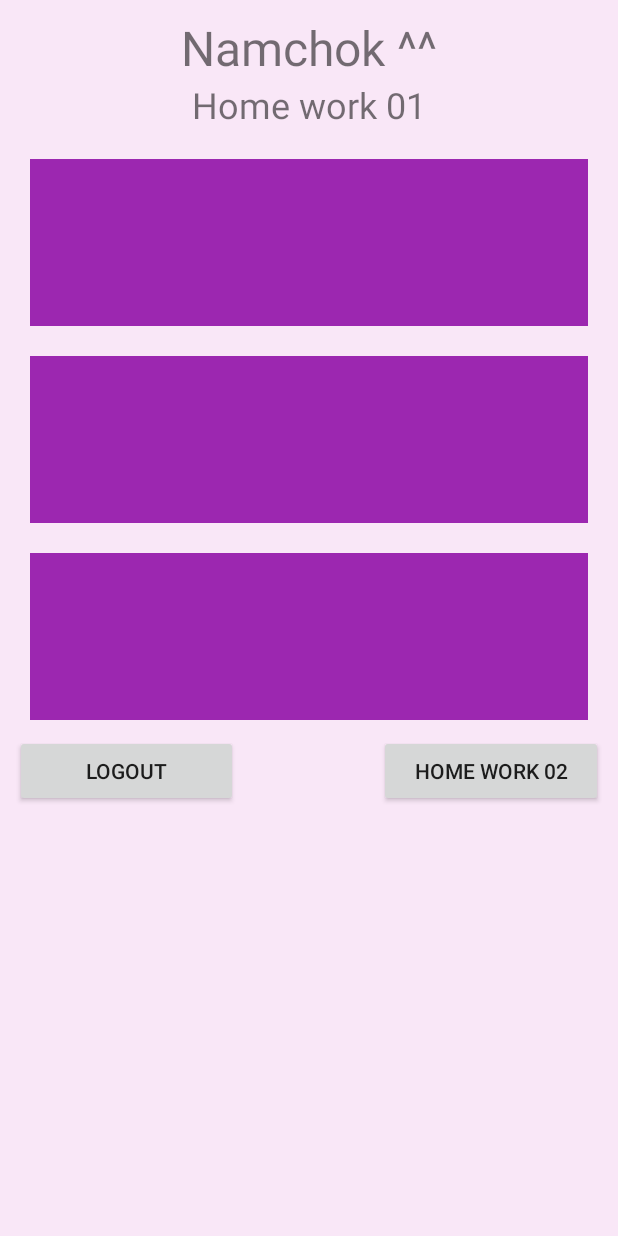
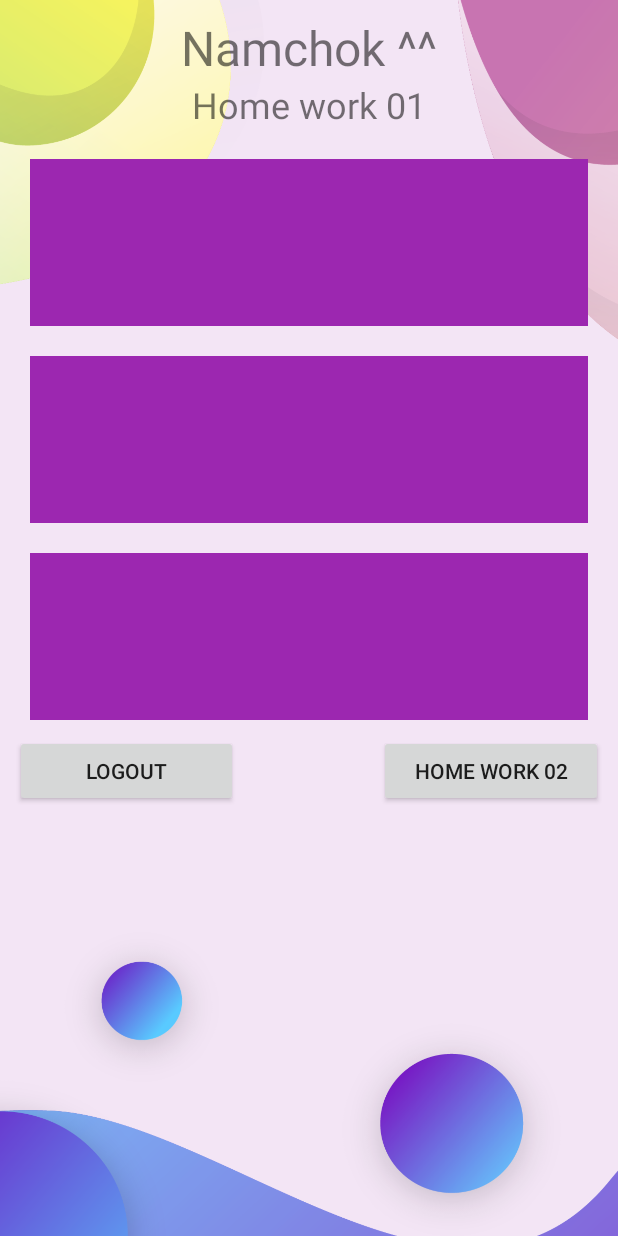
Before and after one commit to namchokGithub/android-studio, an Android app: the Homework01 screen opened directly, with no data from a screen before it, on a phone screen of 412 x 824 dp. Run offline under Robolectric (Android 15) with nearby library versions, the phone set to English and light mode, and no system bars.

Commit message:
last edit 10.34 20191220

```diff
--- a/SmartDevice/app/src/main/res/layout/activity_homework01.xml
+++ b/SmartDevice/app/src/main/res/layout/activity_homework01.xml
@@ -3,14 +3,12 @@
     xmlns:app="http://schemas.android.com/apk/res-auto"
     xmlns:tools="http://schemas.android.com/tools"
     android:layout_width="match_parent"
-    android:layout_height="match_parent"
-    android:orientation="vertical"
-    android:background="#F9E7F7"
-    tools:context=".MainActivity">
+    android:layout_height="match_parent">
 
     <LinearLayout
         android:layout_width="match_parent"
         android:layout_height="match_parent"
+        android:background="@drawable/bg"
         android:orientation="vertical">
 
         <TextView
```
